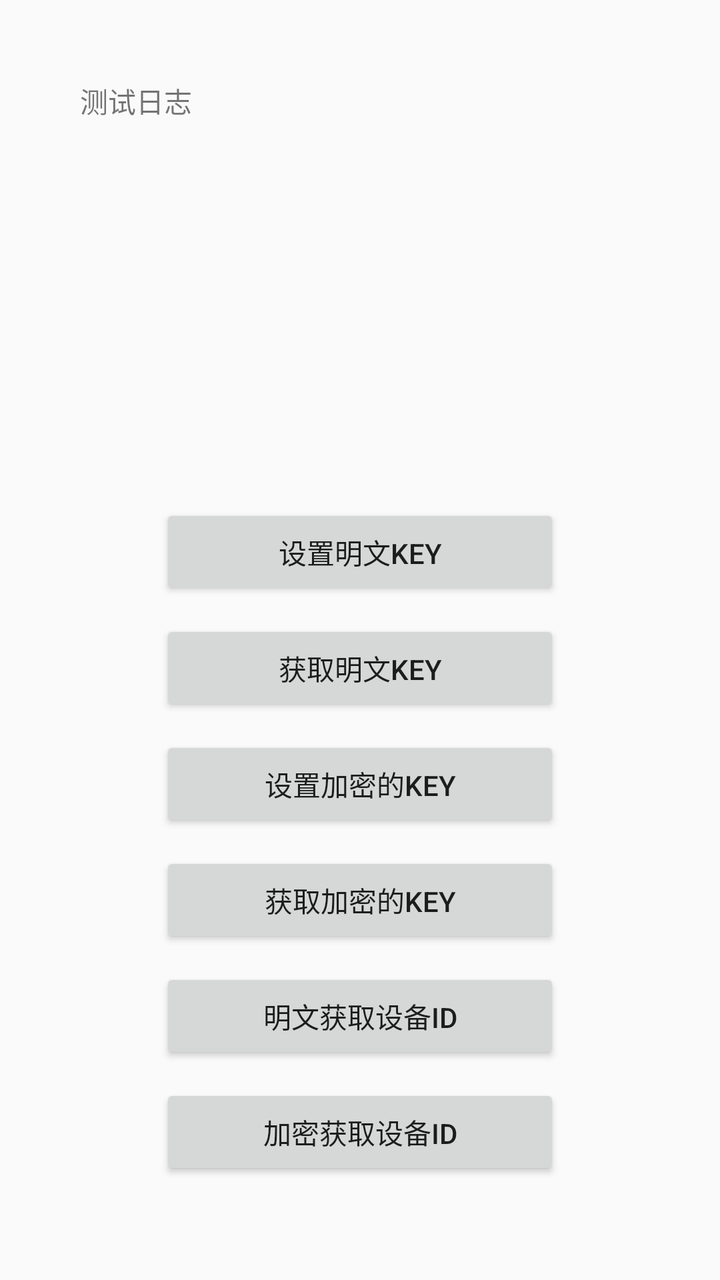
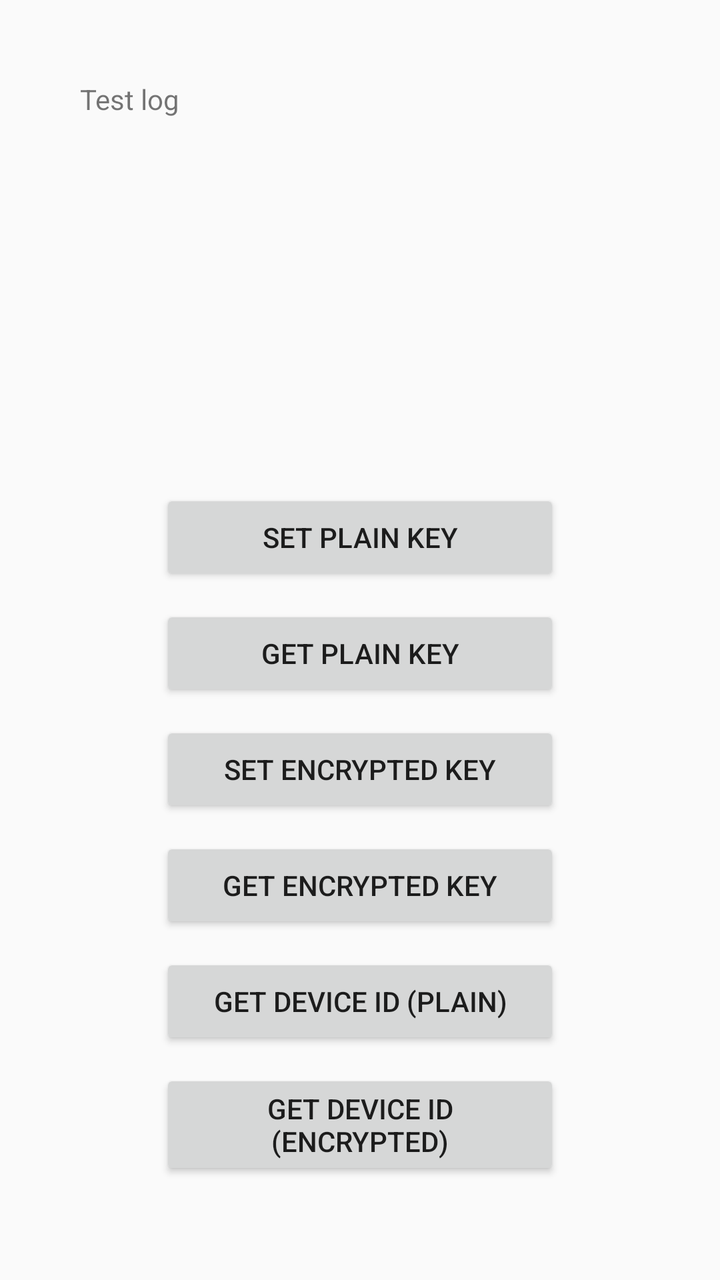

Two renders of the same Android screen: before a commit and after it. Below are the layout's source before the change and the commit's diff.
<!-- AndroidManifest.xml: application theme AppTheme -->
<!-- res/layout/nfc_activity.xml -->
<?xml version="1.0" encoding="utf-8"?>
<LinearLayout xmlns:android="http://schemas.android.com/apk/res/android"
    xmlns:app="http://schemas.android.com/apk/res-auto"
    xmlns:tools="http://schemas.android.com/tools"
    android:id="@+id/main"
    android:layout_width="match_parent"
    android:layout_height="match_parent"
    android:orientation="vertical"
    android:fitsSystemWindows="true"
    android:padding="40dp"
    android:gravity="center">

    <ScrollView
        android:layout_width="match_parent"
        android:layout_height="0dp"
        android:layout_weight="1"
        android:layout_marginBottom="10dp">
        <TextView
            android:id="@+id/tv_log"
            android:layout_width="match_parent"
            android:layout_height="wrap_content"
            android:text="测试日志"
            android:layout_marginBottom="10dp"/>
    </ScrollView>

    <Button
        android:id="@+id/createAes"
        android:layout_width="200dp"
        android:layout_height="wrap_content"
        android:layout_marginBottom="10dp"
        android:text="设置明文key"
        />

    <Button
        android:id="@+id/getAesKey"
        android:layout_width="200dp"
        android:layout_height="wrap_content"
        android:layout_marginBottom="10dp"
        android:text="获取明文key"
        />
    <Button
        android:id="@+id/createAesPassWord"
        android:layout_width="200dp"
        android:layout_height="wrap_content"
        android:layout_marginBottom="10dp"
        android:text="设置加密的key"
        />
    <Button
        android:id="@+id/getAesPassWord"
        android:layout_width="200dp"
        android:layout_height="wrap_content"
        android:layout_marginBottom="10dp"
        android:text="获取加密的key"
        />

    <Button
        android:id="@+id/getDeviceID"
        android:layout_width="200dp"
        android:layout_height="wrap_content"
        android:layout_marginBottom="10dp"
        android:text="明文获取设备ID"
        />
    <Button
        android:id="@+id/getDeviceIdPassWord"
        android:layout_width="200dp"
        android:layout_height="wrap_content"
        android:layout_marginBottom="10dp"
        android:text="加密获取设备ID"
        />


</LinearLayout>
<!-- resources referenced by this layout -->
<resources>
  <style name="AppTheme" parent="Theme.AppCompat.Light.NoActionBar">
          
          <item name="colorPrimary">@color/colorPrimary</item>
          <item name="colorPrimaryDark">@color/colorPrimary</item>
          <item name="colorAccent">@color/colorAccent</item>
  
  
      </style>
  <color name="colorPrimary">#191F48</color>
  <color name="colorAccent">#03DAC5</color>
</resources>

<!-- the commit's change to res/layout/nfc_activity.xml (unified diff, before → after) -->
@@ -19,7 +19,7 @@
             android:id="@+id/tv_log"
             android:layout_width="match_parent"
             android:layout_height="wrap_content"
-            android:text="测试日志"
+            android:text="Test log"
             android:layout_marginBottom="10dp"/>
     </ScrollView>
 
@@ -28,7 +28,7 @@
         android:layout_width="200dp"
         android:layout_height="wrap_content"
         android:layout_marginBottom="10dp"
-        android:text="设置明文key"
+        android:text="Set plain key"
         />
 
     <Button
@@ -36,21 +36,21 @@
         android:layout_width="200dp"
         android:layout_height="wrap_content"
         android:layout_marginBottom="10dp"
-        android:text="获取明文key"
+        android:text="Get plain key"
         />
     <Button
         android:id="@+id/createAesPassWord"
         android:layout_width="200dp"
         android:layout_height="wrap_content"
         android:layout_marginBottom="10dp"
-        android:text="设置加密的key"
+        android:text="Set encrypted key"
         />
     <Button
         android:id="@+id/getAesPassWord"
         android:layout_width="200dp"
         android:layout_height="wrap_content"
         android:layout_marginBottom="10dp"
-        android:text="获取加密的key"
+        android:text="Get encrypted key"
         />
 
     <Button
@@ -58,14 +58,14 @@
         android:layout_width="200dp"
         android:layout_height="wrap_content"
         android:layout_marginBottom="10dp"
-        android:text="明文获取设备ID"
+        android:text="Get device ID (plain)"
         />
     <Button
         android:id="@+id/getDeviceIdPassWord"
         android:layout_width="200dp"
         android:layout_height="wrap_content"
         android:layout_marginBottom="10dp"
-        android:text="加密获取设备ID"
+        android:text="Get device ID (encrypted)"
         />
 
 
